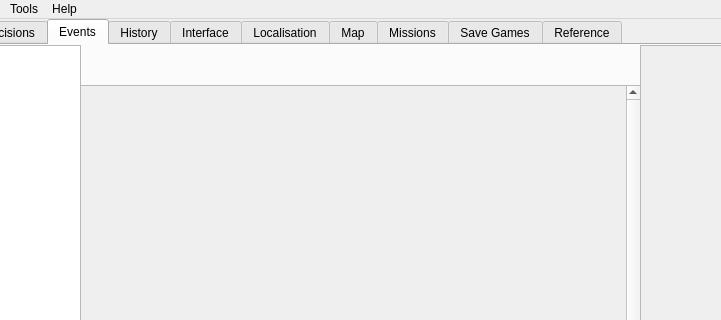
Qt form BraveNewModder/ui/bravenewmodder.ui (ADataGMan/bravenewmodder) before a commit; both pictures show x 92 to 813 and y 0 to 320 of the 1024 by 768 pixel window.
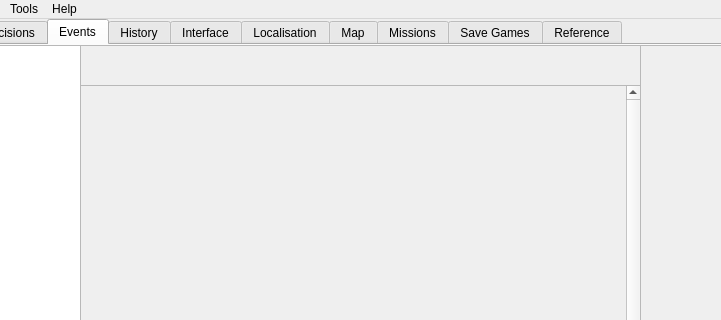
The same form after that commit.

```diff
--- a/BraveNewModder/ui/bravenewmodder.ui
+++ b/BraveNewModder/ui/bravenewmodder.ui
@@ -207,6 +207,29 @@
        </property>
       </widget>
      </widget>
+     <widget class="QScrollArea" name="saOptionEvent">
+      <property name="geometry">
+       <rect>
+        <x>180</x>
+        <y>0</y>
+        <width>561</width>
+        <height>41</height>
+       </rect>
+      </property>
+      <property name="widgetResizable">
+       <bool>true</bool>
+      </property>
+      <widget class="QWidget" name="scrollAreaWidgetContents_2">
+       <property name="geometry">
+        <rect>
+         <x>0</x>
+         <y>0</y>
+         <width>559</width>
+         <height>39</height>
+        </rect>
+       </property>
+      </widget>
+     </widget>
     </widget>
     <widget class="QWidget" name="tabHistory">
      <attribute name="title">
```
